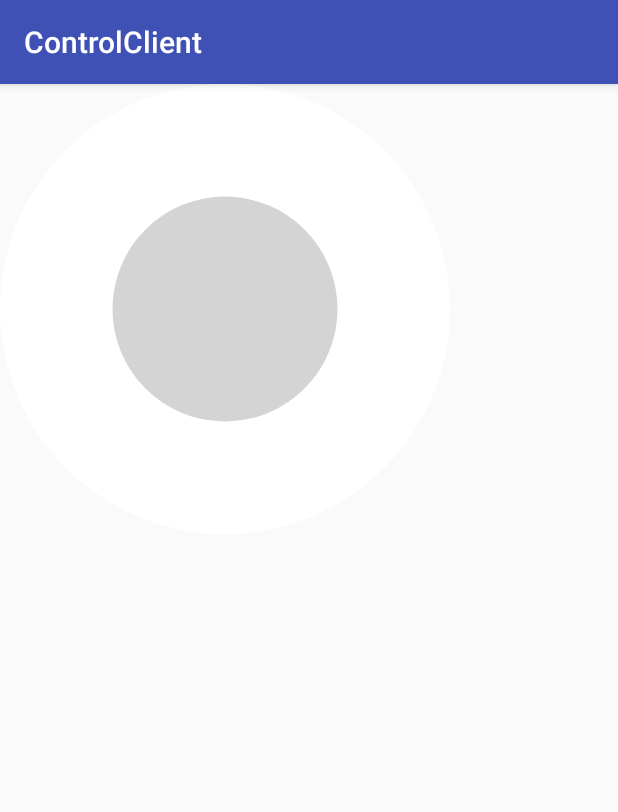
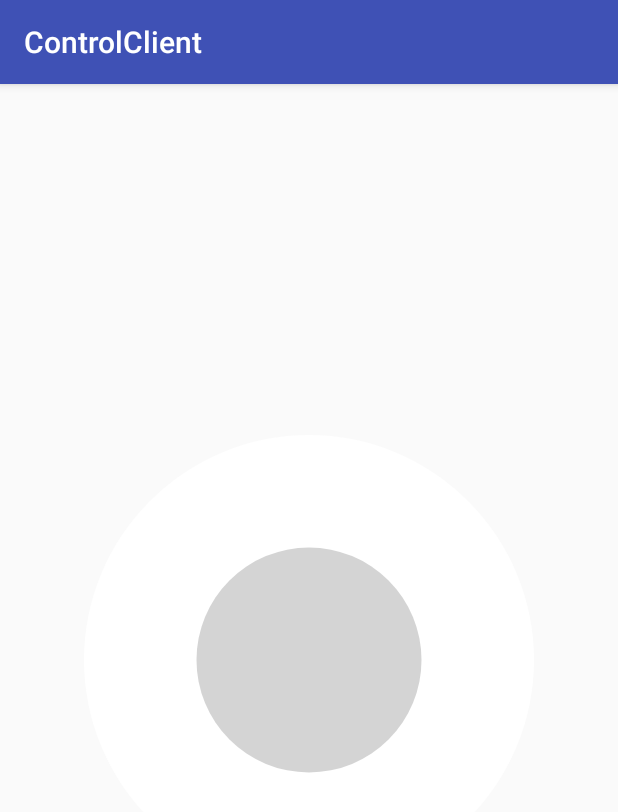
Before and after one commit to devbins/RaspberryPiCar, an Android app: the ControlActivity screen opened directly, with no data from a screen before it, on a phone screen of 412 x 824 dp. Shown: the top 812 px of the screen. Run offline under Robolectric (Android 15) with nearby library versions, the phone set to English and light mode, and no system bars; 1 statement that could not run was skipped.

Commit message:
update control layout

```diff
--- a/ControlClient/app/src/main/res/layout/activity_control.xml
+++ b/ControlClient/app/src/main/res/layout/activity_control.xml
@@ -1,5 +1,5 @@
 <?xml version="1.0" encoding="utf-8"?>
-<LinearLayout xmlns:android="http://schemas.android.com/apk/res/android"
+<RelativeLayout xmlns:android="http://schemas.android.com/apk/res/android"
     xmlns:app="http://schemas.android.com/apk/res-auto"
     xmlns:tools="http://schemas.android.com/tools"
     android:layout_width="match_parent"
@@ -13,7 +13,8 @@
     <com.dev.bins.controlclient.widget.ControlView
         android:id="@+id/controlView"
         android:layout_width="300dp"
-        android:layout_height="300dp" />
+        android:layout_height="300dp"
+        android:layout_centerInParent="true" />
 
 
-</LinearLayout>
+</RelativeLayout>
```
